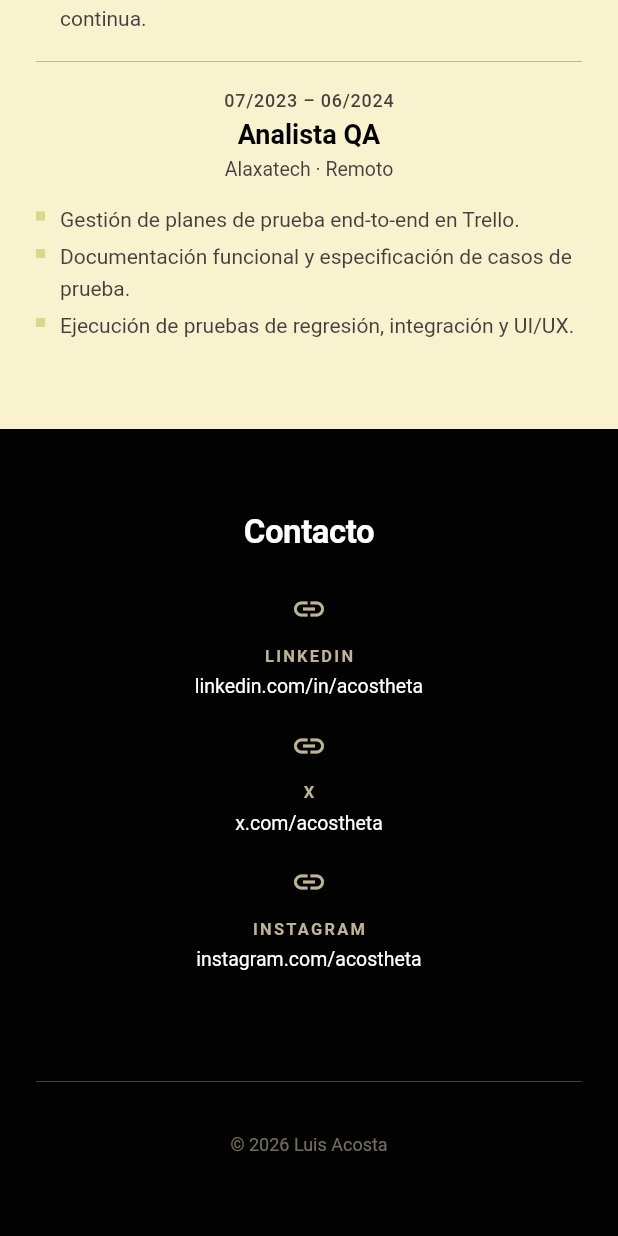
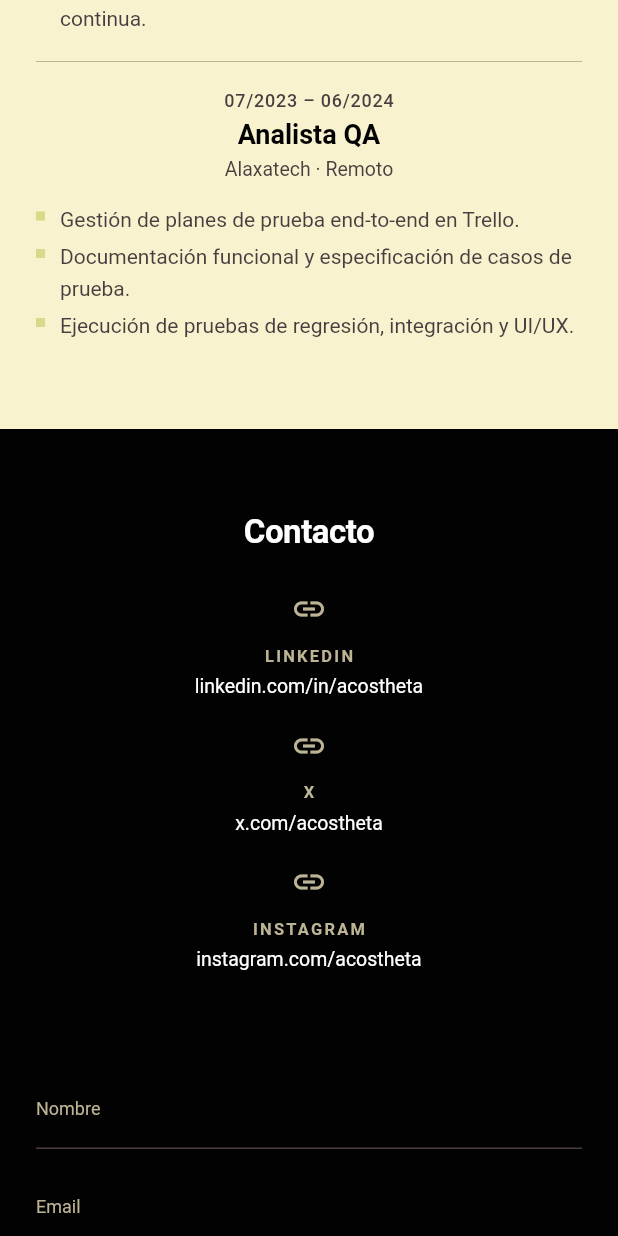
Before and after one commit to acostheta/acostheta-landing, a Flutter app: the screen it shows after launch, scrolled down 1728 dp, on a phone screen of 412 x 824 dp. Run offline on Flutter 3.47's test engine with Material 3 defaults, Android fonts, the phone set to English and light mode, and no system bars; network calls fail.

Commit message:
Add Formspree contact form (name, email, message) with http package

```diff
--- /dev/null
+++ b/lib/widgets/contact_form.dart
@@ -0,0 +1,130 @@
+import 'package:flutter/material.dart';
+import 'package:http/http.dart' as http;
+import '../theme/app_theme.dart';
+
+class ContactForm extends StatefulWidget {
+  const ContactForm({super.key});
+
+  @override
+  State<ContactForm> createState() => _ContactFormState();
+}
+
+class _ContactFormState extends State<ContactForm> {
+  final _formKey = GlobalKey<FormState>();
+  final _nameCtrl = TextEditingController();
+  final _emailCtrl = TextEditingController();
+  final _msgCtrl = TextEditingController();
+  bool _sending = false;
+  bool _sent = false;
+
+  @override
+  void dispose() {
+    _nameCtrl.dispose();
+    _emailCtrl.dispose();
+    _msgCtrl.dispose();
+    super.dispose();
+  }
+
+  Future<void> _submit() async {
+    if (!_formKey.currentState!.validate()) return;
+    setState(() => _sending = true);
+    try {
+      await http.post(
+        Uri.parse('https://formspree.io/f/xvzenarj'),
+        headers: {'Accept': 'application/json'},
+        body: {
+          'name': _nameCtrl.text,
+          'email': _emailCtrl.text,
+          'message': _msgCtrl.text,
+        },
+      );
+      setState(() => _sent = true);
+    } catch (_) {
+      if (!mounted) return;
+      ScaffoldMessenger.of(context).showSnackBar(
+        const SnackBar(content: Text('Error al enviar. Intenta de nuevo.')),
+      );
+    } finally {
+      if (mounted) setState(() => _sending = false);
+    }
+  }
+
+  @override
+  Widget build(BuildContext context) {
+    final mobile = isMobile(context);
+    if (_sent) {
+      return const Padding(
+        padding: EdgeInsets.symmetric(vertical: 32),
+        child: Text(
+          'Mensaje enviado. Gracias.',
+          style: TextStyle(color: AppTheme.olive, fontSize: 16),
+        ),
+      );
+    }
+    return ConstrainedBox(
+      constraints: const BoxConstraints(maxWidth: 420),
+      child: Form(
+        key: _formKey,
+        child: Column(
+          children: [
+            _buildField(_nameCtrl, 'Nombre', false),
+            SizedBox(height: mobile ? 12 : 16),
+            _buildField(_emailCtrl, 'Email', false,
+                keyboard: TextInputType.emailAddress),
+            SizedBox(height: mobile ? 12 : 16),
+            _buildField(_msgCtrl, 'Mensaje', true),
+            SizedBox(height: mobile ? 20 : 24),
+            SizedBox(
+              width: double.infinity,
+              child: OutlinedButton(
+                onPressed: _sending ? null : _submit,
+                style: OutlinedButton.styleFrom(
+                  foregroundColor: AppTheme.white,
+                  side: const BorderSide(color: AppTheme.white, width: 1.5),
+                  padding: const EdgeInsets.symmetric(vertical: 14),
+                  shape: const RoundedRectangleBorder(),
+                ),
+                child: Text(
+                  _sending ? 'ENVIANDO...' : 'ENVIAR',
+                  style: const TextStyle(
+                      fontWeight: FontWeight.w600,
+                      fontSize: 13,
+                      letterSpacing: 2),
+                ),
+              ),
+            ),
+          ],
+        ),
+      ),
+    );
+  }
+
+  Widget _buildField(TextEditingController ctrl, String label, bool multi,
+      {TextInputType? keyboard}) {
+    return TextFormField(
+      controller: ctrl,
+      maxLines: multi ? 4 : 1,
+      keyboardType: keyboard,
+      validator: (v) =>
+          v == null || v.trim().isEmpty ? 'Campo requerido' : null,
+      style: const TextStyle(color: AppTheme.white, fontSize: 14),
+      decoration: InputDecoration(
+        labelText: label,
+        labelStyle: const TextStyle(color: AppTheme.beige, fontSize: 12),
+        enabledBorder: const UnderlineInputBorder(
+          borderSide: BorderSide(color: AppTheme.darkBrown),
+        ),
+        focusedBorder: const UnderlineInputBorder(
+          borderSide: BorderSide(color: AppTheme.beige),
+        ),
+        errorBorder: const UnderlineInputBorder(
+          borderSide: BorderSide(color: AppTheme.olive),
+        ),
+        focusedErrorBorder: const UnderlineInputBorder(
+          borderSide: BorderSide(color: AppTheme.olive),
+        ),
+        contentPadding: const EdgeInsets.symmetric(vertical: 12),
+      ),
+    );
+  }
+}
--- a/lib/widgets/contact_section.dart
+++ b/lib/widgets/contact_section.dart
@@ -2,6 +2,7 @@ import 'dart:convert';
 import 'package:flutter/material.dart';
 import 'package:url_launcher/url_launcher.dart';
 import '../theme/app_theme.dart';
+import 'contact_form.dart';
 
 class ContactSection extends StatelessWidget {
   const ContactSection({super.key});
@@ -62,6 +63,8 @@ class ContactSection extends StatelessWidget {
                       ))
                   .toList(),
             ),
+          const SizedBox(height: 48),
+          const ContactForm(),
           const SizedBox(height: 48),
           const Divider(color: AppTheme.darkBrown),
           const SizedBox(height: 24),
--- a/pubspec.yaml
+++ b/pubspec.yaml
@@ -10,6 +10,7 @@ dependencies:
   flutter:
     sdk: flutter
   url_launcher: ^6.3.1
+  http: ^1.2.2
 
 dev_dependencies:
   flutter_test:
```
Also changed, not shown: pubspec.lock.
